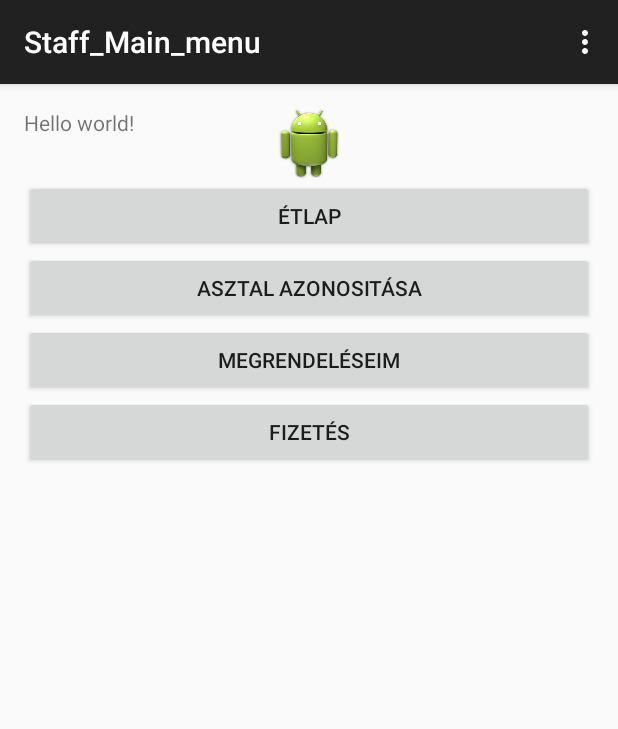
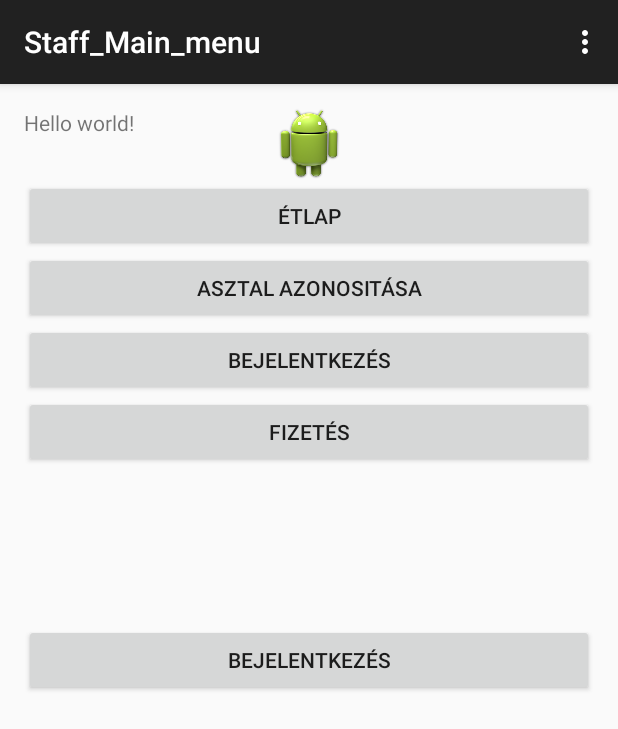
Before and after one commit to ArturHalmagyi/felhasznaloi_fiuk, an Android app: the Staff_Main_menu screen opened directly, with no data from a screen before it, on a phone screen of 412 x 824 dp. Shown: the top 729 px of the screen. Run offline under Robolectric (Android 15) with nearby library versions, the phone set to English and light mode, and no system bars.

Commit message:
login_megint

```diff
--- a/felhasznaloi_fiuk/app/src/main/res/layout/activity_staff_main_menu.xml
+++ b/felhasznaloi_fiuk/app/src/main/res/layout/activity_staff_main_menu.xml
@@ -44,10 +44,21 @@
     <Button
         android:layout_width="match_parent"
         android:layout_height="wrap_content"
-        android:text="@string/layout_activity_guest_main_menu_megrendeleseim"
+        android:text="@string/layout_activity_staff_main_menu_bejelentkezes"
         android:id="@+id/btn_order"
         android:layout_below="@+id/btn_tables"
         android:layout_alignParentLeft="true"
         android:layout_alignParentStart="true" />
 
+    <Button
+        android:layout_width="wrap_content"
+        android:layout_height="wrap_content"
+        android:text="Bejelentkezés"
+        android:id="@+id/button2"
+        android:layout_centerVertical="true"
+        android:layout_alignParentLeft="true"
+        android:layout_alignParentStart="true"
+        android:layout_alignRight="@+id/btn_pay"
+        android:layout_alignEnd="@+id/btn_pay" />
+
 </RelativeLayout>
--- a/felhasznaloi_fiuk/app/src/main/res/values/strings.xml
+++ b/felhasznaloi_fiuk/app/src/main/res/values/strings.xml
@@ -17,6 +17,8 @@
     <string name="layout_activity_guest_main_menu_fizetes">Fizetés</string>
     <string name="layout_activity_guest_main_menu_megrendeleseim">Megrendeléseim</string>
 
+    <string name="layout_activity_staff_main_menu_bejelentkezes">Bejelentkezés</string>
+
     <string name="layout_activity_staff_login_felhasznalonev">Felhasználónév</string>
     <string name="layout_activity_staff_login_jelszo">Jelszó</string>
     <string name="layout_activity_staff_login_ButtonLogin">Belépés</string>
```
